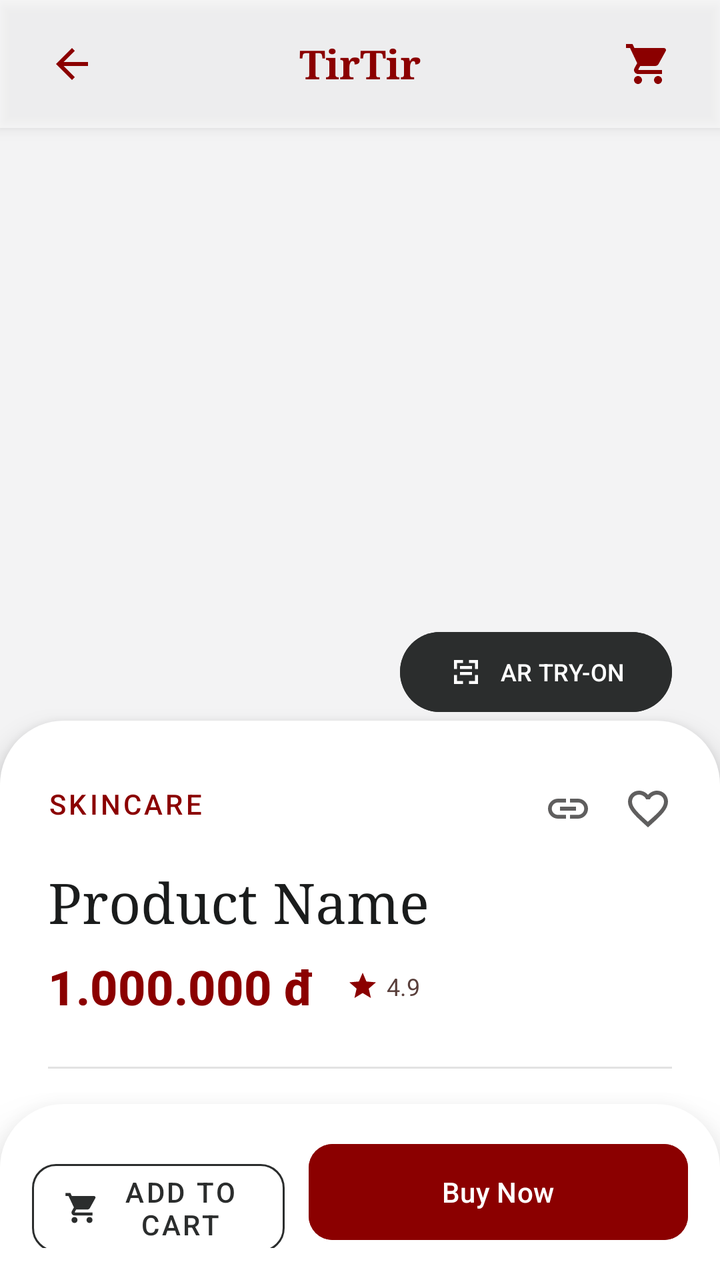
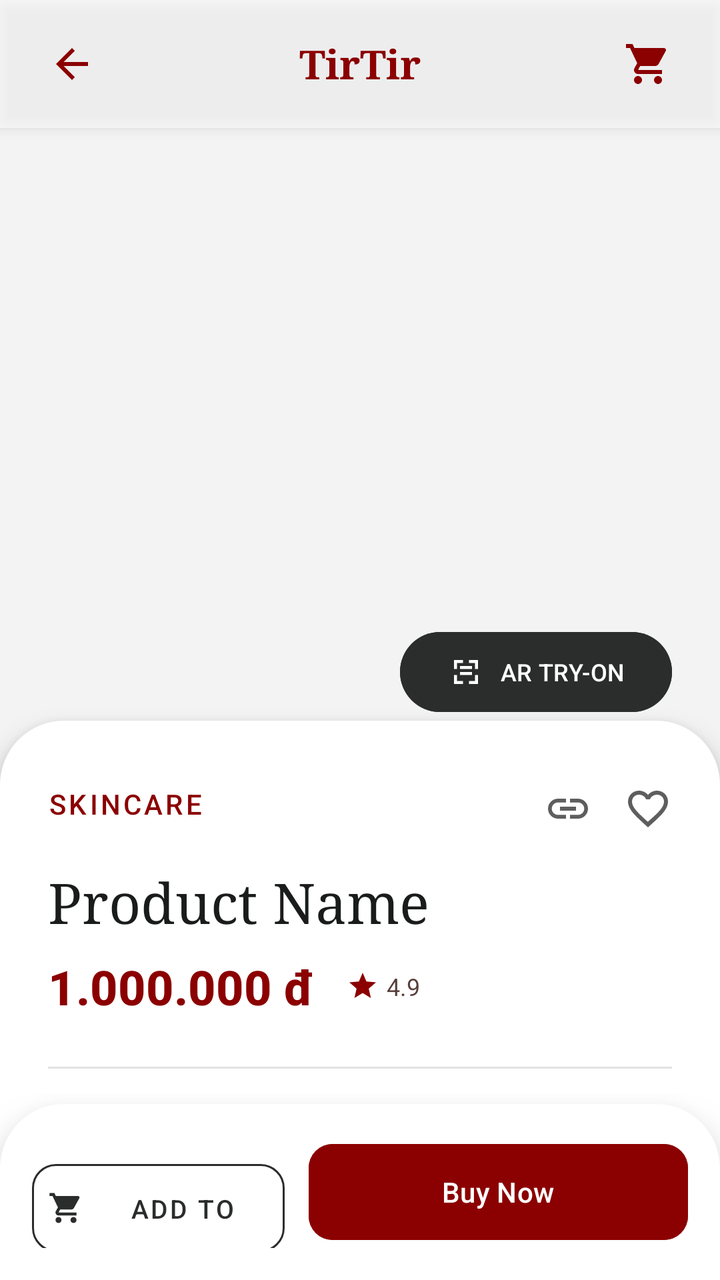

Before-and-after screenshots of an Android layout around one commit, followed by the original layout XML and the change that was made.
<!-- AndroidManifest.xml: application theme Theme.TirTirMCommerce -->
<!-- res/layout/activity_product_detail.xml -->
<?xml version="1.0" encoding="utf-8"?>
<androidx.coordinatorlayout.widget.CoordinatorLayout
    xmlns:android="http://schemas.android.com/apk/res/android"
    xmlns:app="http://schemas.android.com/apk/res-auto"
    xmlns:tools="http://schemas.android.com/tools"
    android:layout_width="match_parent"
    android:layout_height="match_parent"
    android:background="@color/tirtir_white">

    <androidx.core.widget.NestedScrollView
        android:layout_width="match_parent"
        android:layout_height="match_parent"
        android:fillViewport="true"
        android:paddingBottom="100dp">

        <LinearLayout
            android:layout_width="match_parent"
            android:layout_height="wrap_content"
            android:orientation="vertical">

            
            <FrameLayout
                android:layout_width="match_parent"
                android:layout_height="400dp">

                <View
                    android:layout_width="match_parent"
                    android:layout_height="match_parent"
                    android:background="#F3F3F4" />

                <androidx.viewpager2.widget.ViewPager2
                    android:id="@+id/viewPagerProductImages"
                    android:layout_width="match_parent"
                    android:layout_height="match_parent" />

                <ImageView
                    android:id="@+id/ivProductDetailImage"
                    android:layout_width="match_parent"
                    android:layout_height="match_parent"
                    android:scaleType="fitCenter"
                    android:visibility="gone" />

                <ImageButton
                    android:id="@+id/btnImagePrevious"
                    android:layout_width="48dp"
                    android:layout_height="48dp"
                    android:layout_gravity="center_vertical|start"
                    android:layout_marginStart="8dp"
                    android:background="?attr/selectableItemBackgroundBorderless"
                    android:src="@drawable/ic_arrow_back"
                    android:visibility="gone"
                    app:tint="@color/tirtir_text_secondary" />

                <ImageButton
                    android:id="@+id/btnImageNext"
                    android:layout_width="48dp"
                    android:layout_height="48dp"
                    android:layout_gravity="center_vertical|end"
                    android:layout_marginEnd="8dp"
                    android:background="?attr/selectableItemBackgroundBorderless"
                    android:src="@drawable/ic_arrow_back"
                    android:rotation="180"
                    android:visibility="gone"
                    app:tint="@color/tirtir_text_secondary" />

                <com.google.android.material.tabs.TabLayout
                    android:id="@+id/tabIndicatorImages"
                    android:layout_width="wrap_content"
                    android:layout_height="wrap_content"
                    android:layout_gravity="bottom|center_horizontal"
                    android:layout_marginBottom="24dp"
                    android:background="@android:color/transparent"
                    app:tabBackground="@drawable/tab_selector"
                    app:tabGravity="center"
                    app:tabIndicatorHeight="0dp"
                    app:tabMaxWidth="12dp"
                    app:tabMinWidth="12dp"
                    app:tabPaddingEnd="4dp"
                    app:tabPaddingStart="4dp" />

                <com.google.android.material.button.MaterialButton
                    android:id="@+id/btnARTryOn"
                    android:layout_width="wrap_content"
                    android:layout_height="wrap_content"
                    android:layout_gravity="bottom|end"
                    android:layout_marginBottom="40dp"
                    android:layout_marginEnd="24dp"
                    android:backgroundTint="#2B2D2D"
                    android:text="AR TRY-ON"
                    android:textColor="@color/tirtir_white"
                    android:textSize="12sp"
                    app:cornerRadius="24dp"
                    app:icon="@drawable/ic_scan"
                    app:iconTint="@color/tirtir_white" />

                
                <FrameLayout
                    android:id="@+id/tvProductOutOfStockBadge"
                    android:layout_width="match_parent"
                    android:layout_height="match_parent"
                    android:background="#99000000"
                    android:visibility="gone">
                    <TextView
                        android:layout_width="wrap_content"
                        android:layout_height="wrap_content"
                        android:layout_gravity="center"
                        android:background="#4DFFFFFF"
                        android:paddingHorizontal="24dp"
                        android:paddingVertical="10dp"
                        android:text="Sold Out"
                        android:textColor="@color/tirtir_white"
                        android:textSize="20sp"
                        android:textStyle="bold" />
                </FrameLayout>
            </FrameLayout>

            
            <LinearLayout
                android:layout_width="match_parent"
                android:layout_height="wrap_content"
                android:layout_marginTop="-40dp"
                android:background="@drawable/bg_bottom_sheet"
                android:elevation="8dp"
                android:orientation="vertical"
                android:paddingHorizontal="24dp"
                android:paddingTop="32dp">

                
                <RelativeLayout
                    android:layout_width="match_parent"
                    android:layout_height="wrap_content"
                    android:layout_marginBottom="16dp">

                    <TextView
                        android:id="@+id/tvProductCategory"
                        android:layout_width="wrap_content"
                        android:layout_height="wrap_content"
                        android:layout_alignParentStart="true"
                        android:fontFamily="sans-serif-medium"
                        android:letterSpacing="0.1"
                        android:text="SKINCARE"
                        android:textAllCaps="true"
                        android:textColor="@color/tirtir_red_primary"
                        android:textSize="14sp" />

                    <LinearLayout
                        android:layout_width="wrap_content"
                        android:layout_height="wrap_content"
                        android:layout_alignParentEnd="true"
                        android:orientation="horizontal"
                        android:gravity="center_vertical">
                        <ImageView
                            android:id="@+id/btnCopyLink"
                            android:layout_width="24dp"
                            android:layout_height="24dp"
                            android:layout_marginEnd="16dp"
                            android:src="@drawable/ic_link"
                            android:clickable="true"
                            android:focusable="true"
                            android:background="?attr/selectableItemBackgroundBorderless"
                            app:tint="#5F5E5E"
                            android:contentDescription="Copy link" />
                        <ImageView
                            android:id="@+id/btnWishlist"
                            android:layout_width="24dp"
                            android:layout_height="24dp"
                            android:src="@drawable/ic_wishlist_outline"
                            android:clickable="true"
                            android:focusable="true"
                            android:background="?attr/selectableItemBackgroundBorderless"
                            app:tint="#5F5E5E"
                            android:contentDescription="Wishlist" />
                    </LinearLayout>
                </RelativeLayout>

                
                <TextView
                    android:id="@+id/tvProductName"
                    android:layout_width="match_parent"
                    android:layout_height="wrap_content"
                    android:layout_marginBottom="8dp"
                    android:fontFamily="serif"
                    android:text="Product Name"
                    android:textColor="#1A1C1C"
                    android:textSize="28sp" />

                
                <LinearLayout
                    android:layout_width="match_parent"
                    android:layout_height="wrap_content"
                    android:layout_marginBottom="24dp"
                    android:gravity="center_vertical"
                    android:orientation="horizontal">

                    <TextView
                        android:id="@+id/tvProductPrice"
                        android:layout_width="wrap_content"
                        android:layout_height="wrap_content"
                        android:layout_marginEnd="16dp"
                        android:fontFamily="sans-serif-medium"
                        android:text="1.000.000 đ"
                        android:textColor="@color/tirtir_red_primary"
                        android:textSize="24sp"
                        android:textStyle="bold" />

                    
                    <TextView
                        android:id="@+id/tvProductOriginalPrice"
                        android:layout_width="wrap_content"
                        android:layout_height="wrap_content"
                        android:layout_marginEnd="8dp"
                        android:textColor="#636262"
                        android:textSize="14sp"
                        android:visibility="gone" />
                    <TextView
                        android:id="@+id/tvProductDiscountBadge"
                        android:layout_width="wrap_content"
                        android:layout_height="wrap_content"
                        android:layout_marginEnd="16dp"
                        android:background="@drawable/bg_tag_primary"
                        android:paddingHorizontal="6dp"
                        android:paddingVertical="2dp"
                        android:textColor="@color/tirtir_white"
                        android:textSize="12sp"
                        android:visibility="gone" />

                    <LinearLayout
                        android:id="@+id/layoutRatingRow"
                        android:layout_width="wrap_content"
                        android:layout_height="wrap_content"
                        android:gravity="center_vertical"
                        android:orientation="horizontal">
                        <ImageView
                            android:layout_width="16dp"
                            android:layout_height="16dp"
                            android:src="@drawable/ic_star_filled"
                            app:tint="@color/tirtir_red_primary" />
                        <TextView
                            android:id="@+id/tvProductRating"
                            android:layout_width="wrap_content"
                            android:layout_height="wrap_content"
                            android:layout_marginStart="4dp"
                            android:text="4.9"
                            android:textColor="#5A403C"
                            android:textSize="12sp" />
                    </LinearLayout>
                </LinearLayout>

                <View
                    android:layout_width="match_parent"
                    android:layout_height="1dp"
                    android:layout_marginBottom="24dp"
                    android:background="#E2E2E2" />

                
                <LinearLayout
                    android:layout_width="match_parent"
                    android:layout_height="wrap_content"
                    android:orientation="vertical">

                    
                    <LinearLayout
                        android:id="@+id/layoutSkinTypesSection"
                        android:layout_width="match_parent"
                        android:layout_height="wrap_content"
                        android:layout_marginBottom="24dp"
                        android:orientation="vertical">
                        <TextView
                            android:layout_width="wrap_content"
                            android:layout_height="wrap_content"
                            android:layout_marginBottom="12dp"
                            android:fontFamily="sans-serif-medium"
                            android:letterSpacing="0.05"
                            android:text="SUITABLE SKIN TYPES"
                            android:textAllCaps="true"
                            android:textColor="#1A1C1C"
                            android:textSize="14sp" />
                        <com.google.android.material.chip.ChipGroup
                            android:id="@+id/chipGroupSkinTypes"
                            android:layout_width="match_parent"
                            android:layout_height="wrap_content"
                            app:chipSpacingHorizontal="8dp"
                            app:chipSpacingVertical="8dp" />
                        <TextView
                            android:id="@+id/tvSuitableSkinTypes"
                            android:layout_width="match_parent"
                            android:layout_height="wrap_content"
                            android:visibility="gone" />
                    </LinearLayout>

                    
                    <LinearLayout
                        android:id="@+id/layoutShadeSelection"
                        android:layout_width="match_parent"
                        android:layout_height="wrap_content"
                        android:layout_marginBottom="24dp"
                        android:orientation="vertical"
                        android:visibility="gone">
                        <TextView
                            android:layout_width="wrap_content"
                            android:layout_height="wrap_content"
                            android:layout_marginBottom="4dp"
                            android:fontFamily="sans-serif-medium"
                            android:letterSpacing="0.05"
                            android:text="SELECT SHADE"
                            android:textAllCaps="true"
                            android:textColor="#1A1C1C"
                            android:textSize="14sp" />
                        <TextView
                            android:id="@+id/tvSelectedShadeName"
                            android:layout_width="match_parent"
                            android:layout_height="wrap_content"
                            android:layout_marginBottom="12dp"
                            android:text="Select a shade"
                            android:textColor="#5F5E5E"
                            android:textSize="12sp" />
                        <HorizontalScrollView
                            android:layout_width="match_parent"
                            android:layout_height="wrap_content"
                            android:scrollbars="none">
                            <LinearLayout
                                android:id="@+id/layoutShadesContainer"
                                android:layout_width="wrap_content"
                                android:layout_height="wrap_content"
                                android:orientation="horizontal" />
                        </HorizontalScrollView>
                    </LinearLayout>

                    
                    <LinearLayout
                        android:layout_width="match_parent"
                        android:layout_height="wrap_content"
                        android:layout_marginBottom="24dp"
                        android:orientation="vertical">
                        <TextView
                            android:id="@+id/tvHeaderIngredients"
                            android:layout_width="wrap_content"
                            android:layout_height="wrap_content"
                            android:layout_marginBottom="12dp"
                            android:fontFamily="sans-serif-medium"
                            android:letterSpacing="0.05"
                            android:text="KEY INGREDIENTS"
                            android:textAllCaps="true"
                            android:textColor="#1A1C1C"
                            android:textSize="14sp" />
                        <LinearLayout
                            android:layout_width="match_parent"
                            android:layout_height="wrap_content"
                            android:gravity="center_vertical"
                            android:orientation="horizontal">
                            <ImageView
                                android:layout_width="32dp"
                                android:layout_height="32dp"
                                android:layout_marginEnd="12dp"
                                android:background="@drawable/bg_circle_white"
                                android:padding="6dp"
                                android:src="@drawable/ic_routine"
                                app:tint="#2E7D32" />
                            <TextView
                                android:id="@+id/tvIngredientList"
                                android:layout_width="wrap_content"
                                android:layout_height="wrap_content"
                                android:text="Ingredient list"
                                android:textColor="#5F5E5E"
                                android:textSize="14sp" />
                        </LinearLayout>
                    </LinearLayout>

                </LinearLayout>

                
                
                <com.google.android.material.button.MaterialButton
                    android:id="@+id/btnAskAIBeforeBuying"
                    style="@style/Widget.MaterialComponents.Button.OutlinedButton"
                    android:layout_width="match_parent"
                    android:layout_height="56dp"
                    android:layout_marginBottom="24dp"
                    android:text="ASK AI BEFORE BUYING"
                    android:textColor="@color/tirtir_red_primary"
                    android:textSize="14sp"
                    app:cornerRadius="12dp"
                    app:icon="@drawable/ic_scan"
                    app:iconTint="@color/tirtir_red_primary"
                    app:strokeColor="@color/tirtir_red_primary"
                    app:strokeWidth="1.5dp" />

                
                <TextView
                    android:id="@+id/tvHeaderDescription"
                    android:layout_width="wrap_content"
                    android:layout_height="wrap_content"
                    android:layout_marginBottom="12dp"
                    android:fontFamily="sans-serif-medium"
                    android:letterSpacing="0.05"
                    android:text="PRODUCT RITUAL"
                    android:textAllCaps="true"
                    android:textColor="#1A1C1C"
                    android:textSize="14sp" />

                <TextView
                    android:id="@+id/tvProductDescription"
                    android:layout_width="match_parent"
                    android:layout_height="wrap_content"
                    android:layout_marginBottom="16dp"
                    android:lineSpacingExtra="6dp"
                    android:text="Description goes here."
                    android:textColor="#5F5E5E"
                    android:textSize="16sp" />
                    
                <LinearLayout
                    android:id="@+id/layoutDescriptionImages"
                    android:layout_width="match_parent"
                    android:layout_height="wrap_content"
                    android:orientation="vertical" />

                
                <LinearLayout
                    android:layout_width="match_parent"
                    android:layout_height="wrap_content"
                    android:visibility="gone"
                    android:orientation="vertical">
                    <TextView android:id="@+id/tvHeaderHowToUse" android:layout_width="wrap_content" android:layout_height="wrap_content" />
                    <TextView android:id="@+id/tvHowToUse" android:layout_width="wrap_content" android:layout_height="wrap_content" />
                    <TextView android:id="@+id/tvHeaderReviews" android:layout_width="wrap_content" android:layout_height="wrap_content" />
                    <TextView android:id="@+id/tvReviewSummary" android:layout_width="wrap_content" android:layout_height="wrap_content" />
                    <LinearLayout android:id="@+id/layoutFeatureBadges" android:layout_width="wrap_content" android:layout_height="wrap_content">
                        <View android:id="@+id/cardVeganFormula" android:layout_width="1dp" android:layout_height="1dp" />
                        <View android:id="@+id/cardDermatologistTested" android:layout_width="1dp" android:layout_height="1dp" />
                    </LinearLayout>
                    <LinearLayout android:id="@+id/layoutInlineQuantity" android:layout_width="wrap_content" android:layout_height="wrap_content">
                        <ImageButton android:id="@+id/btnDecreaseQty" android:layout_width="1dp" android:layout_height="1dp" />
                        <TextView android:id="@+id/tvQuantity" android:layout_width="1dp" android:layout_height="1dp" />
                        <ImageButton android:id="@+id/btnIncreaseQty" android:layout_width="1dp" android:layout_height="1dp" />
                        <TextView android:id="@+id/tvTotalPrice" android:layout_width="1dp" android:layout_height="1dp" />
                    </LinearLayout>
                </LinearLayout>
            </LinearLayout>
        </LinearLayout>
    </androidx.core.widget.NestedScrollView>

    
    <RelativeLayout
        android:layout_width="match_parent"
        android:layout_height="?attr/actionBarSize"
        android:background="#99FFFFFF"
        android:elevation="4dp"
        android:paddingHorizontal="16dp">

        <ImageButton
            android:id="@+id/btnBack"
            android:layout_width="40dp"
            android:layout_height="40dp"
            android:layout_centerVertical="true"
            android:background="?attr/selectableItemBackgroundBorderless"
            android:src="@drawable/ic_arrow_back"
            app:tint="@color/tirtir_red_primary" />

        <TextView
            android:layout_width="wrap_content"
            android:layout_height="wrap_content"
            android:layout_centerInParent="true"
            android:fontFamily="serif"
            android:text="TirTir"
            android:textColor="@color/tirtir_red_primary"
            android:textSize="20sp"
            android:textStyle="bold" />

        <ImageButton
            android:id="@+id/btnCartTopNav"
            android:layout_width="40dp"
            android:layout_height="40dp"
            android:layout_alignParentEnd="true"
            android:layout_centerVertical="true"
            android:background="?attr/selectableItemBackgroundBorderless"
            android:src="@drawable/ic_cart"
            app:tint="@color/tirtir_red_primary" />
    </RelativeLayout>

    
    <LinearLayout
        android:layout_width="match_parent"
        android:layout_height="wrap_content"
        android:layout_gravity="bottom"
        android:background="@drawable/bg_bottom_sheet"
        android:elevation="16dp"
        android:orientation="horizontal"
        android:paddingHorizontal="16dp"
        android:paddingVertical="16dp">

        <com.google.android.material.button.MaterialButton
            android:id="@+id/btnAddToCart"
            style="@style/Widget.MaterialComponents.Button.OutlinedButton"
            android:layout_width="0dp"
            android:layout_height="56dp"
            android:layout_marginEnd="12dp"
            android:layout_weight="1"
            android:text="Add to Cart"
            android:textColor="#2B2D2D"
            android:textSize="14sp"
            app:cornerRadius="12dp"
            app:icon="@drawable/ic_cart"
            app:iconTint="#2B2D2D"
            app:strokeColor="#2B2D2D" />

        <com.google.android.material.button.MaterialButton
            android:id="@+id/btnBuyNow"
            android:layout_width="0dp"
            android:layout_height="56dp"
            android:layout_weight="1.5"
            android:backgroundTint="@color/tirtir_red_primary"
            android:text="Buy Now"
            android:textColor="@color/tirtir_white"
            android:textSize="14sp"
            app:cornerRadius="12dp" />
    </LinearLayout>

</androidx.coordinatorlayout.widget.CoordinatorLayout>
<!-- resources referenced by this layout -->
<resources>
  <color name="tirtir_red_primary">#8B0000</color>
  <color name="tirtir_text_secondary">#5A403C</color>
  <color name="tirtir_white">#FFFFFF</color>
  <!-- drawable bg_bottom_sheet (drawable) -->
  <?xml version="1.0" encoding="utf-8"?>
  <shape xmlns:android="http://schemas.android.com/apk/res/android"
      android:shape="rectangle">
      <solid android:color="@android:color/white" />
      <corners android:topLeftRadius="32dp" android:topRightRadius="32dp" />
  </shape>
  <!-- drawable bg_circle_white (drawable) -->
  <?xml version="1.0" encoding="utf-8"?>
  <shape xmlns:android="http://schemas.android.com/apk/res/android"
      android:shape="oval">
      <solid android:color="@android:color/white" />
  </shape>
  <!-- drawable bg_tag_primary (drawable) -->
  <?xml version="1.0" encoding="utf-8"?>
  <shape xmlns:android="http://schemas.android.com/apk/res/android"
      android:shape="rectangle">
      <solid android:color="@color/tirtir_red_primary" />
      <corners android:radius="16dp" />
  </shape>
  <!-- drawable ic_arrow_back (drawable) -->
  <vector xmlns:android="http://schemas.android.com/apk/res/android"
      android:width="24dp"
      android:height="24dp"
      android:viewportWidth="24"
      android:viewportHeight="24"
      android:tint="#000000">
    <path
        android:fillColor="@android:color/white"
        android:pathData="M20,11H7.83l5.59,-5.59L12,4l-8,8 8,8 1.41,-1.41L7.83,13H20v-2z"/>
  </vector>
  <!-- drawable ic_routine (drawable) -->
  <vector xmlns:android="http://schemas.android.com/apk/res/android"
      android:width="24dp"
      android:height="24dp"
      android:viewportWidth="24"
      android:viewportHeight="24"
      android:tint="?attr/colorControlNormal">
      <path
          android:fillColor="#FF000000"
          android:pathData="M7,2h10v4h2v16H5V6h2V2zM9,6h6V4H9v2zM8,10h8v2H8v-2zM8,14h8v2H8v-2zM8,18h5v2H8v-2z" />
  </vector>
  <!-- drawable ic_star_filled (drawable) -->
  <?xml version="1.0" encoding="utf-8"?>
  <vector xmlns:android="http://schemas.android.com/apk/res/android"
      android:width="24dp"
      android:height="24dp"
      android:viewportWidth="24"
      android:viewportHeight="24">
      <path
          android:fillColor="#FF000000"
          android:pathData="M12,17.27L18.18,21l-1.64,-7.03L22,9.24l-7.19,-0.61L12,2 9.19,8.63 2,9.24l5.46,4.73L5.82,21z" />
  </vector>
  <!-- drawable tab_selector (drawable) -->
  <?xml version="1.0" encoding="utf-8"?>
  <selector xmlns:android="http://schemas.android.com/apk/res/android">
      <item android:state_selected="true" android:drawable="@drawable/tab_indicator_selected" />
      <item android:drawable="@drawable/tab_indicator_default" />
  </selector>
  <style name="Theme.TirTirMCommerce" parent="Base.Theme.TirTirMCommerce" />
  <!-- drawable tab_indicator_selected (drawable) -->
  <?xml version="1.0" encoding="utf-8"?>
  <layer-list xmlns:android="http://schemas.android.com/apk/res/android">
      <item android:gravity="center">
          <shape android:shape="oval">
              <solid android:color="@color/tirtir_red_primary"/>
              <size android:width="8dp" android:height="8dp"/>
          </shape>
      </item>
  </layer-list>
  <!-- drawable tab_indicator_default (drawable) -->
  <?xml version="1.0" encoding="utf-8"?>
  <layer-list xmlns:android="http://schemas.android.com/apk/res/android">
      <item android:gravity="center">
          <shape android:shape="oval">
              <solid android:color="@color/tirtir_silver_gray"/>
              <size android:width="8dp" android:height="8dp"/>
          </shape>
      </item>
  </layer-list>
  <color name="tirtir_silver_gray">#BDBDBD</color>
  <color name="tirtir_red_dark">#610000</color>
  <color name="tirtir_red_surface">#FFF4F3</color>
  <color name="tirtir_black">#1A1C1C</color>
  <color name="tirtir_off_white">#F9F9F9</color>
  <color name="tirtir_error">#D32F2F</color>
  <!-- unchanged entries left out for length: 5 -->
</resources>

<!-- the commit's change to res/layout/activity_product_detail.xml (unified diff, before → after) -->
@@ -495,11 +495,15 @@
             android:layout_height="56dp"
             android:layout_marginEnd="12dp"
             android:layout_weight="1"
+            android:maxLines="1"
+            android:paddingHorizontal="8dp"
             android:text="Add to Cart"
             android:textColor="#2B2D2D"
-            android:textSize="14sp"
+            android:textSize="13sp"
             app:cornerRadius="12dp"
             app:icon="@drawable/ic_cart"
+            app:iconPadding="6dp"
+            app:iconSize="18dp"
             app:iconTint="#2B2D2D"
             app:strokeColor="#2B2D2D" />
 
